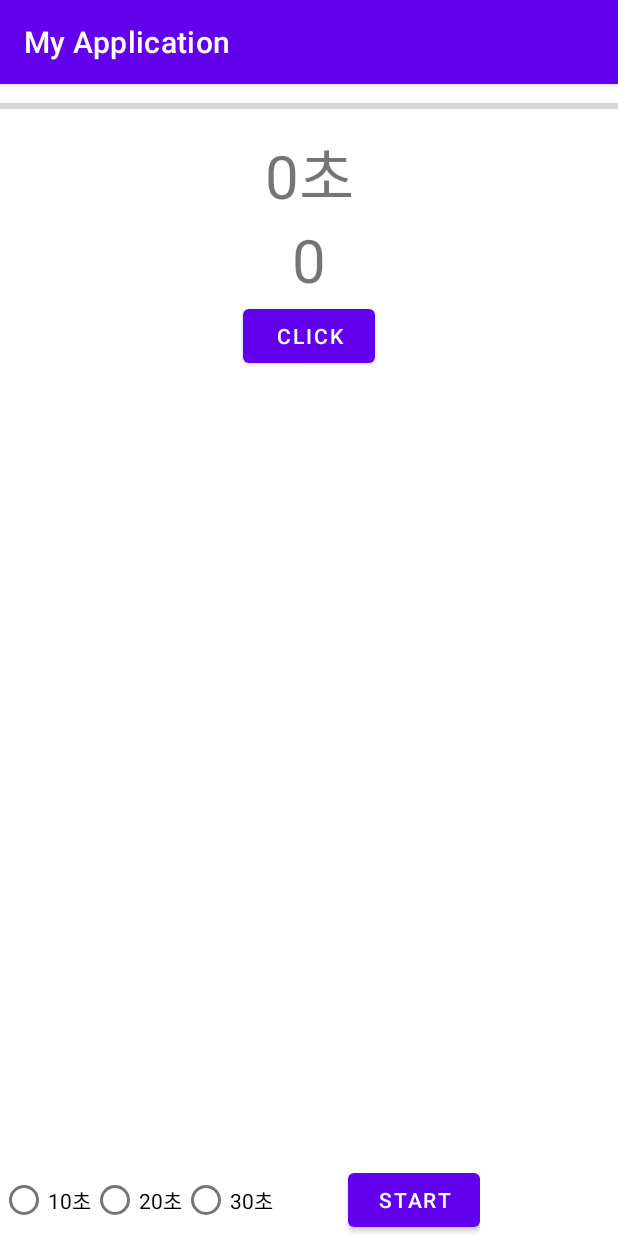
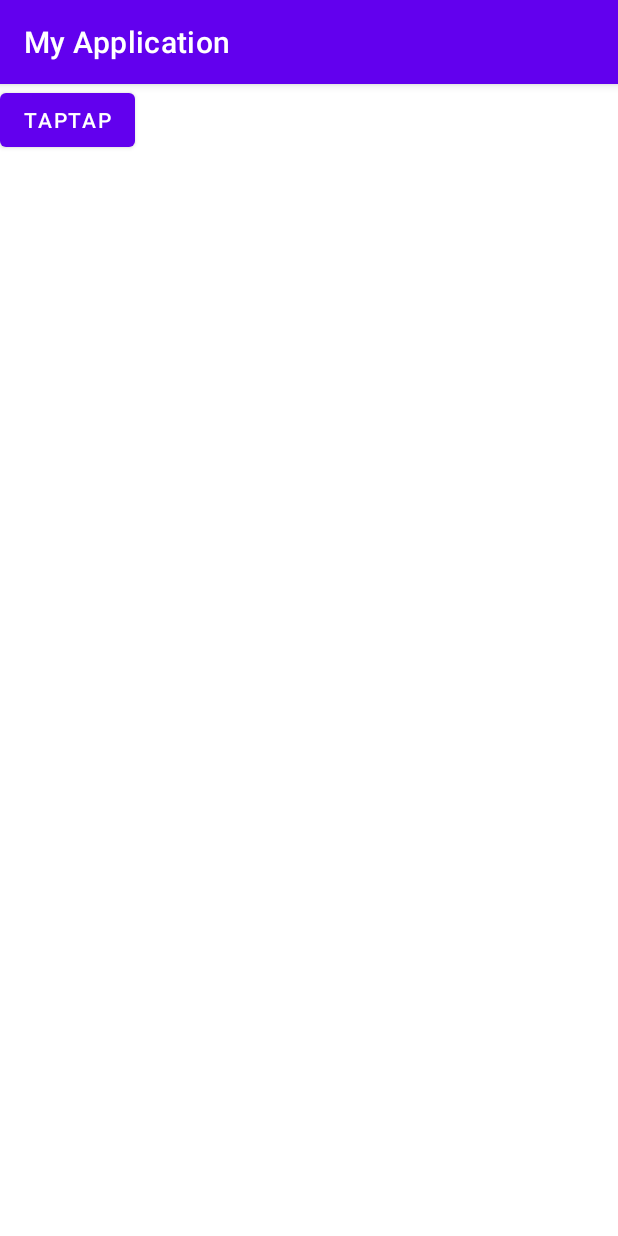
Before and after one commit to glo3omys/game, an Android app: the screen it shows after launch (MainActivity), on a phone screen of 412 x 824 dp. Run offline under Robolectric (Android 15) with nearby library versions, the phone set to English and light mode, and no system bars.

Commit message:
reset taptap

```diff
--- a/app/src/main/AndroidManifest.xml
+++ b/app/src/main/AndroidManifest.xml
@@ -25,6 +25,7 @@
                 android:name="android.app.lib_name"
                 android:value="" />
         </activity>
+        <activity android:name=".TaptapActivity"/>
     </application>
 
 </manifest>
--- a/app/src/main/java/com/example/myapplication/MainActivity.kt
+++ b/app/src/main/java/com/example/myapplication/MainActivity.kt
@@ -1,84 +1,22 @@
 package com.example.myapplication
 
 import android.annotation.SuppressLint
-import android.app.Dialog
+import android.content.Intent
+import android.os.Bundle
+import android.widget.Button
+import android.widget.TextView
 import androidx.appcompat.app.AppCompatActivity
-import android.os.Bundle
-import android.view.LayoutInflater
-import android.widget.Button
-import android.widget.ProgressBar
-import android.widget.RadioGroup
-import android.widget.TextView
-import androidx.appcompat.app.AlertDialog
-import com.example.myapplication.databinding.ActivityMainBinding
-import java.util.*
-import kotlin.concurrent.timer
 
 class MainActivity : AppCompatActivity() {
-    lateinit var mAlertDialog: AlertDialog
-    //var mDialogView = LayoutInflater.from(this).inflate(R.layout.custom_dialog, null)
-    //var mBuilder = AlertDialog.Builder(this)
-    var binding : ActivityMainBinding? = null
-
     @SuppressLint("MissingInflatedId")
     override fun onCreate(savedInstanceState: Bundle?) {
         super.onCreate(savedInstanceState)
         setContentView(R.layout.activity_main)
 
-        val countButton = findViewById<Button>(R.id.cnt_button)
-        val startButton = findViewById<Button>(R.id.startBtn)
-        val radioGroup = findViewById<RadioGroup>(R.id.radioGroup)
-        val secTextView = findViewById<TextView>(R.id.time_tv)
-        val countTextView = findViewById<TextView>(R.id.cnt_tv)
-        val progressBar = findViewById<ProgressBar>(R.id.pg_bar)
-        var timerTask: Timer?= null
-        var time = 0
-
-        var mDialogView = LayoutInflater.from(this).inflate(R.layout.custom_dialog, null)
-        //var mBuilder = AlertDialog.Builder(this)
-        val mBuilder = AlertDialog.Builder(this)
-            .setView(mDialogView)
-            .setTitle("SCORE")
-
-        countButton.setOnClickListener {
-            var cnt = countTextView.text.toString().toInt()
-            cnt += 1
-            countTextView.text = cnt.toString()
-        }
-
-        radioGroup.setOnCheckedChangeListener { group, checkedId ->
-            when(checkedId) {
-                R.id.sec_10 -> time = 10
-                R.id.sec_20 -> time = 20
-                R.id.sec_30 -> time = 30
-            }
-        }
-        startButton.setOnClickListener {
-            countTextView.text = "0"
-            time *= 100
-            progressBar.max = time
-            timerTask = timer(period = 10) {
-                time--
-                val sec = time / 100
-                runOnUiThread {
-                    secTextView.text = "$sec" + "초"
-                    progressBar.progress = time
-                }
-                if (time == 0) {
-                    secTextView.text = "0"
-                    timerTask?.cancel()
-
-                    //alertScore()
-                }
-            }
+        val tapbtn = findViewById<Button>(R.id.goto_taptap)
+        tapbtn.setOnClickListener {
+            val nextIntent = Intent(this, TaptapActivity::class.java)
+            startActivity(nextIntent)
         }
     }
-
-    /*private fun alertScore() {
-        mAlertDialog = mBuilder.show()
-        val okButton = mDialogView.findViewById<Button>(R.id.btn_con)
-        okButton.setOnClickListener {
-            mAlertDialog.dismiss()
-        }
-    }*/
 }
--- a/app/src/main/res/layout/activity_main.xml
+++ b/app/src/main/res/layout/activity_main.xml
@@ -1,96 +1,14 @@
 <?xml version="1.0" encoding="utf-8"?>
 <androidx.constraintlayout.widget.ConstraintLayout xmlns:android="http://schemas.android.com/apk/res/android"
-    xmlns:app="http://schemas.android.com/apk/res-auto"
     xmlns:tools="http://schemas.android.com/tools"
     android:layout_width="match_parent"
-    android:layout_height="match_parent"
-    tools:context=".MainActivity">
+    android:layout_height="match_parent">
 
-    <ProgressBar
-        android:layout_width="match_parent"
-        android:layout_height="30dp"
-        android:id="@+id/pg_bar"
-        style="@style/Widget.AppCompat.ProgressBar.Horizontal"
+    <Button
+        android:layout_width="wrap_content"
+        android:layout_height="wrap_content"
+        android:id="@+id/goto_taptap"
+        android:text="taptap"
         tools:ignore="MissingConstraints" />
 
-    <TextView
-        android:layout_width="match_parent"
-        android:layout_height="wrap_content"
-        android:text="0초"
-        android:textSize="40dp"
-        android:id="@+id/time_tv"
-        app:layout_constraintTop_toBottomOf="@id/pg_bar"
-        android:gravity="center_horizontal"
-        tools:ignore="MissingConstraints" />
-
-    <LinearLayout
-        android:layout_width="match_parent"
-        android:layout_height="wrap_content"
-        android:orientation="vertical"
-        app:layout_constraintTop_toBottomOf="@id/time_tv"
-        tools:ignore="MissingConstraints"
-        >
-
-        <TextView
-            android:layout_width="wrap_content"
-            android:layout_height="wrap_content"
-            android:textSize="40dp"
-            android:text="0"
-            android:layout_gravity="center_horizontal"
-            android:id="@+id/cnt_tv"
-            />
-
-        <Button
-            android:layout_width="wrap_content"
-            android:layout_height="wrap_content"
-            android:id="@+id/cnt_button"
-            android:layout_gravity="center_horizontal"
-            android:layout_alignBottom="@+id/cnt_tv"
-            android:text="CLICK"/>
-
-    </LinearLayout>
-
-    <RelativeLayout
-        android:layout_width="wrap_content"
-        android:layout_height="wrap_content"
-        android:orientation="horizontal"
-        tools:ignore="MissingConstraints">
-
-        <RadioGroup
-            android:layout_width="wrap_content"
-            android:layout_height="wrap_content"
-            android:layout_alignParentBottom="true"
-            android:orientation="horizontal"
-            android:id="@+id/radioGroup"
-            tools:ignore="MissingConstraints">
-
-            <RadioButton
-                android:layout_width="wrap_content"
-                android:layout_height="wrap_content"
-                android:id="@+id/sec_10"
-                android:text="10초"/>
-            <RadioButton
-                android:layout_width="wrap_content"
-                android:layout_height="wrap_content"
-                android:id="@+id/sec_20"
-                android:text="20초"/>
-            <RadioButton
-                android:layout_width="wrap_content"
-                android:layout_height="wrap_content"
-                android:id="@+id/sec_30"
-                android:text="30초"/>
-
-        </RadioGroup>
-        <Button
-            android:layout_width="wrap_content"
-            android:layout_height="wrap_content"
-            android:layout_alignParentBottom="true"
-            android:id="@+id/startBtn"
-            android:text="START"
-            android:layout_toRightOf="@+id/radioGroup"
-            android:layout_marginLeft="50dp"
-            tools:ignore="MissingConstraints" />
-    </RelativeLayout>
-
-
 </androidx.constraintlayout.widget.ConstraintLayout>
```
Also changed, not shown: app/src/main/java/com/example/myapplication/TaptapActivity.kt (added, +122 -0 lines), app/src/main/res/layout/activity_taptap.xml (added, +103 -0 lines).
